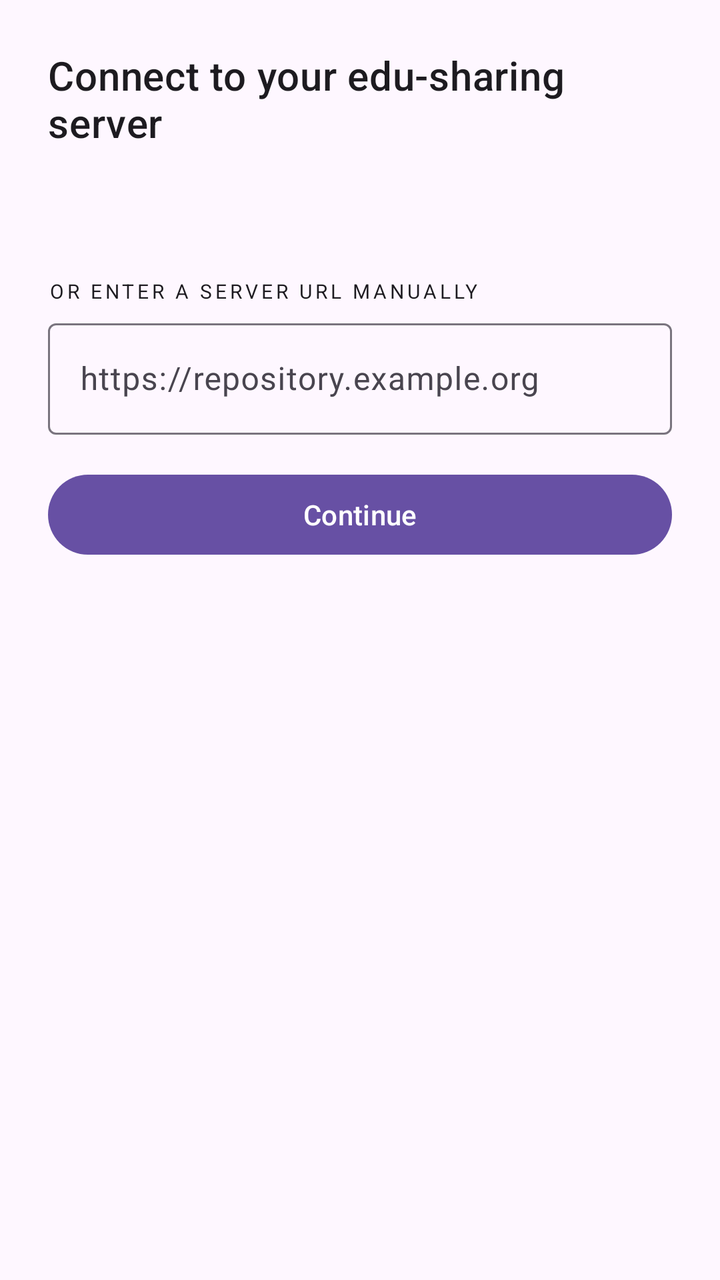
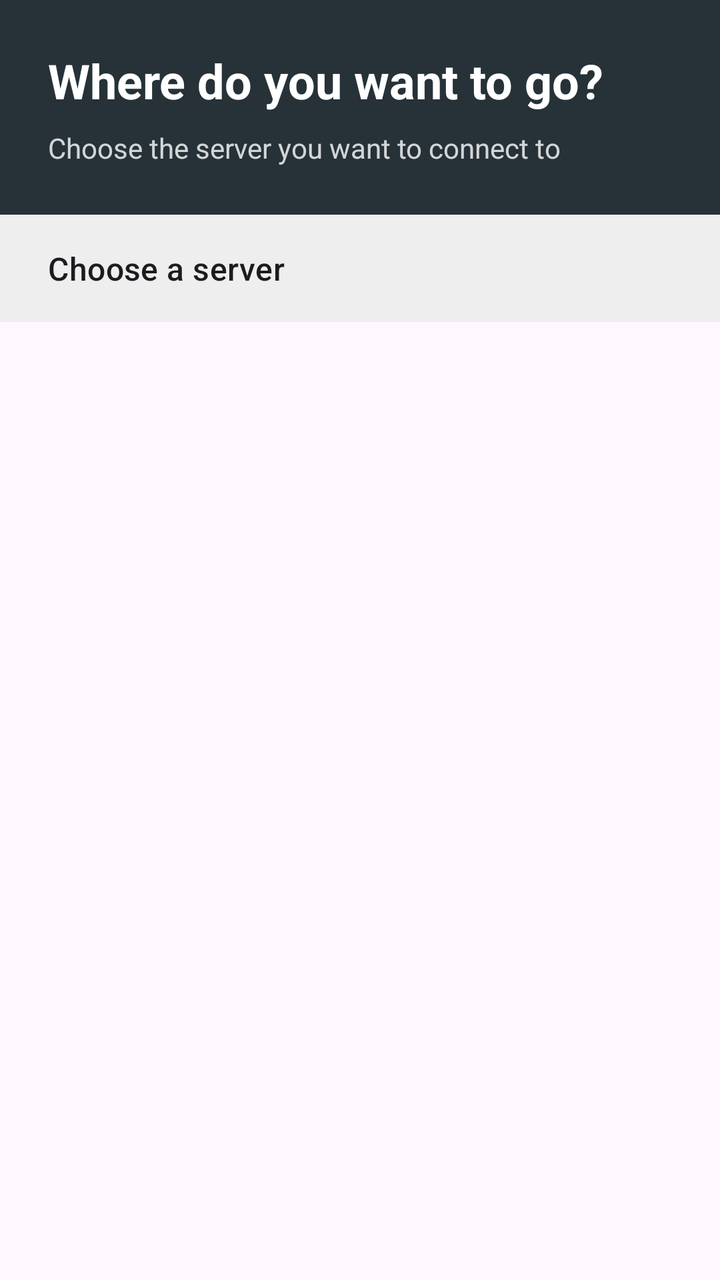

Two renders of the same Android screen: before a commit and after it. Below are the layout's source before the change and the commit's diff.
<!-- AndroidManifest.xml: application theme Theme.EduSharing -->
<!-- res/layout/activity_server_url.xml -->
<?xml version="1.0" encoding="utf-8"?>
<ScrollView xmlns:android="http://schemas.android.com/apk/res/android"
    android:layout_width="match_parent"
    android:layout_height="match_parent">

    <LinearLayout
        android:layout_width="match_parent"
        android:layout_height="wrap_content"
        android:orientation="vertical"
        android:padding="24dp">

        <TextView
            android:layout_width="match_parent"
            android:layout_height="wrap_content"
            android:text="@string/server_url_prompt"
            android:textAppearance="?attr/textAppearanceHeadline6"
            android:paddingBottom="16dp" />

        
        <TextView
            android:id="@+id/knownServersHeading"
            android:layout_width="match_parent"
            android:layout_height="wrap_content"
            android:paddingBottom="4dp"
            android:text="@string/server_url_known_servers_heading"
            android:textAppearance="?attr/textAppearanceOverline"
            android:visibility="gone" />

        <ProgressBar
            android:id="@+id/knownServersProgress"
            style="?android:attr/progressBarStyleSmall"
            android:layout_width="wrap_content"
            android:layout_height="wrap_content"
            android:layout_gravity="start"
            android:layout_marginBottom="8dp" />

        <LinearLayout
            android:id="@+id/knownServersContainer"
            android:layout_width="match_parent"
            android:layout_height="wrap_content"
            android:orientation="vertical" />

        
        <TextView
            android:id="@+id/manualEntryHeading"
            android:layout_width="match_parent"
            android:layout_height="wrap_content"
            android:layout_marginTop="24dp"
            android:paddingBottom="4dp"
            android:text="@string/server_url_manual_heading"
            android:textAppearance="?attr/textAppearanceOverline" />

        <com.google.android.material.textfield.TextInputLayout
            android:layout_width="match_parent"
            android:layout_height="wrap_content"
            android:hint="@string/server_url_hint">

            <com.google.android.material.textfield.TextInputEditText
                android:id="@+id/serverUrlInput"
                android:layout_width="match_parent"
                android:layout_height="wrap_content"
                android:inputType="textUri"
                android:imeOptions="actionDone"
                android:maxLines="1" />

        </com.google.android.material.textfield.TextInputLayout>

        <Button
            android:id="@+id/continueButton"
            android:layout_width="match_parent"
            android:layout_height="wrap_content"
            android:layout_marginTop="16dp"
            android:text="@string/server_url_continue" />

    </LinearLayout>

</ScrollView>
<!-- resources referenced by this layout -->
<resources>
  <string name="server_url_continue">Continue</string>
  <string name="server_url_hint">https://repository.example.org</string>
  <string name="server_url_known_servers_heading">Choose a server</string>
  <string name="server_url_manual_heading">Or enter a server URL manually</string>
  <string name="server_url_prompt">Connect to your edu-sharing server</string>
  <style name="Theme.EduSharing" parent="Theme.Material3.DayNight.NoActionBar" />
</resources>

<!-- the commit's change to res/layout/activity_server_url.xml (unified diff, before → after) -->
@@ -6,34 +6,50 @@
     <LinearLayout
         android:layout_width="match_parent"
         android:layout_height="wrap_content"
-        android:orientation="vertical"
-        android:padding="24dp">
+        android:orientation="vertical">
+
+        <LinearLayout
+            android:layout_width="match_parent"
+            android:layout_height="wrap_content"
+            android:orientation="vertical"
+            android:background="@color/server_picker_header_background"
+            android:padding="24dp">
+
+            <TextView
+                android:layout_width="match_parent"
+                android:layout_height="wrap_content"
+                android:text="@string/server_url_picker_title"
+                android:textAppearance="?attr/textAppearanceHeadlineSmall"
+                android:textStyle="bold"
+                android:textColor="#FFFFFF" />
+
+            <TextView
+                android:layout_width="match_parent"
+                android:layout_height="wrap_content"
+                android:layout_marginTop="8dp"
+                android:text="@string/server_url_picker_subtitle"
+                android:textColor="#CCFFFFFF" />
+
+        </LinearLayout>
 
         <TextView
             android:layout_width="match_parent"
             android:layout_height="wrap_content"
-            android:text="@string/server_url_prompt"
-            android:textAppearance="?attr/textAppearanceHeadline6"
-            android:paddingBottom="16dp" />
-
-        
-        <TextView
-            android:id="@+id/knownServersHeading"
-            android:layout_width="match_parent"
-            android:layout_height="wrap_content"
-            android:paddingBottom="4dp"
-            android:text="@string/server_url_known_servers_heading"
-            android:textAppearance="?attr/textAppearanceOverline"
-            android:visibility="gone" />
+            android:background="@color/server_picker_section_background"
+            android:paddingHorizontal="24dp"
+            android:paddingVertical="16dp"
+            android:text="@string/server_url_section_label"
+            android:textAppearance="?attr/textAppearanceTitleMedium" />
 
         <ProgressBar
             android:id="@+id/knownServersProgress"
             style="?android:attr/progressBarStyleSmall"
             android:layout_width="wrap_content"
             android:layout_height="wrap_content"
-            android:layout_gravity="start"
-            android:layout_marginBottom="8dp" />
+            android:layout_gravity="center"
+            android:layout_margin="16dp" />
 
+        
         <LinearLayout
             android:id="@+id/knownServersContainer"
             android:layout_width="match_parent"
@@ -41,36 +57,37 @@
             android:orientation="vertical" />
 
         
-        <TextView
-            android:id="@+id/manualEntryHeading"
+        <LinearLayout
+            android:id="@+id/manualEntrySection"
             android:layout_width="match_parent"
             android:layout_height="wrap_content"
-            android:layout_marginTop="24dp"
-            android:paddingBottom="4dp"
-            android:text="@string/server_url_manual_heading"
-            android:textAppearance="?attr/textAppearanceOverline" />
+            android:orientation="vertical"
+            android:padding="24dp"
+            android:visibility="gone">
 
-        <com.google.android.material.textfield.TextInputLayout
-            android:layout_width="match_parent"
-            android:layout_height="wrap_content"
-            android:hint="@string/server_url_hint">
-
-            <com.google.android.material.textfield.TextInputEditText
-                android:id="@+id/serverUrlInput"
+            <com.google.android.material.textfield.TextInputLayout
                 android:layout_width="match_parent"
                 android:layout_height="wrap_content"
-                android:inputType="textUri"
-                android:imeOptions="actionDone"
-                android:maxLines="1" />
+                android:hint="@string/server_url_hint">
 
-        </com.google.android.material.textfield.TextInputLayout>
+                <com.google.android.material.textfield.TextInputEditText
+                    android:id="@+id/serverUrlInput"
+                    android:layout_width="match_parent"
+                    android:layout_height="wrap_content"
+                    android:inputType="textUri"
+                    android:imeOptions="actionDone"
+                    android:maxLines="1" />
 
-        <Button
-            android:id="@+id/continueButton"
-            android:layout_width="match_parent"
-            android:layout_height="wrap_content"
-            android:layout_marginTop="16dp"
-            android:text="@string/server_url_continue" />
+            </com.google.android.material.textfield.TextInputLayout>
+
+            <Button
+                android:id="@+id/continueButton"
+                android:layout_width="match_parent"
+                android:layout_height="wrap_content"
+                android:layout_marginTop="16dp"
+                android:text="@string/server_url_continue" />
+
+        </LinearLayout>
 
     </LinearLayout>
 
<!-- resource entries referenced after the edit -->
@@ -1,10 +1,12 @@
 <!-- resources referenced by this layout -->
 <resources>
+  <color name="server_picker_header_background">#263238</color>
+  <color name="server_picker_section_background">#EEEEEE</color>
   <string name="server_url_continue">Continue</string>
   <string name="server_url_hint">https://repository.example.org</string>
-  <string name="server_url_known_servers_heading">Choose a server</string>
-  <string name="server_url_manual_heading">Or enter a server URL manually</string>
-  <string name="server_url_prompt">Connect to your edu-sharing server</string>
+  <string name="server_url_picker_subtitle">Choose the server you want to connect to</string>
+  <string name="server_url_picker_title">Where do you want to go?</string>
+  <string name="server_url_section_label">Choose a server</string>
   <style name="Theme.EduSharing" parent="Theme.Material3.DayNight.NoActionBar" />
 </resources>
 
